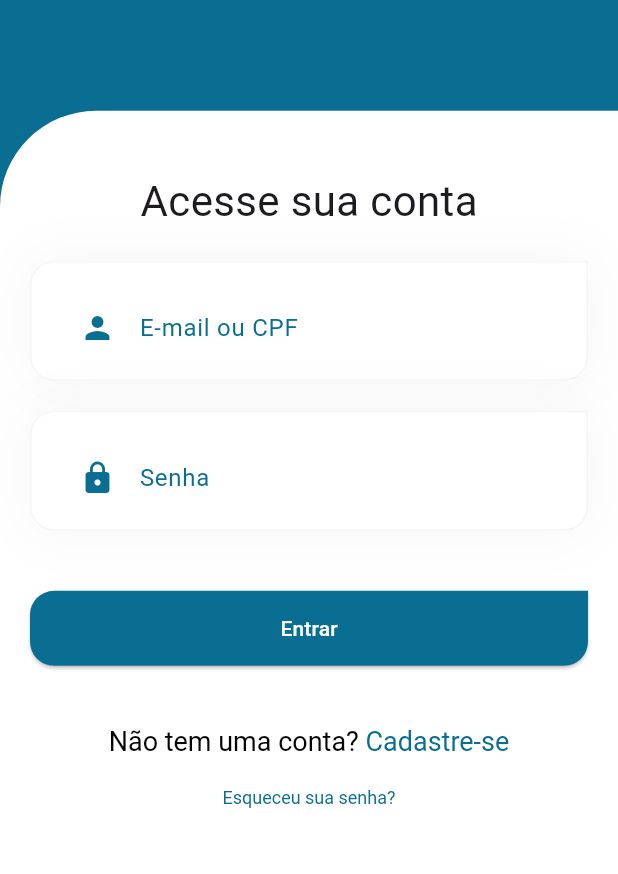
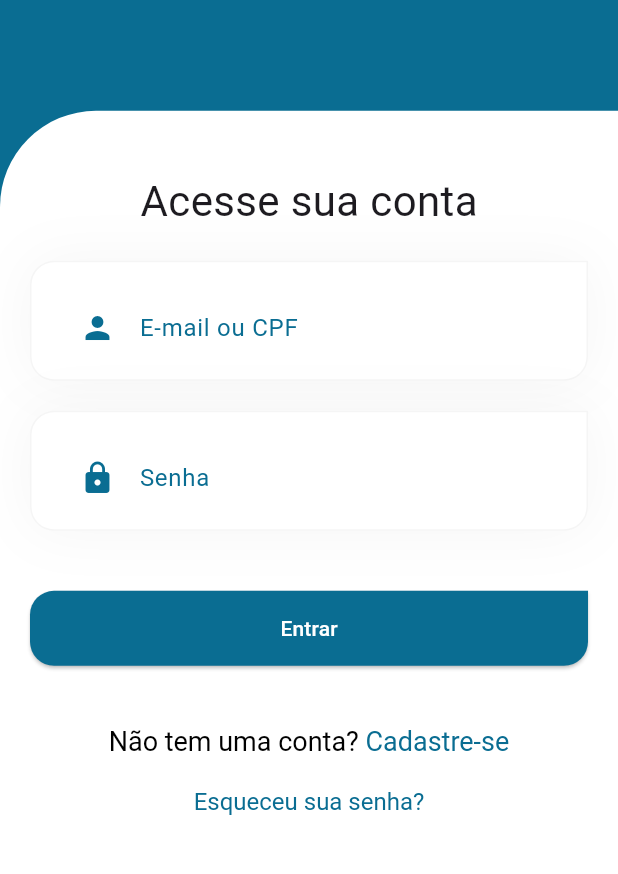
Before and after one commit to rafaelmaestro/flutter_srpg_app, a Flutter app: the screen it shows after launch, on a phone screen of 412 x 824 dp, the part 260-1134 px from its top. Run offline on Flutter 3.47's test engine with Material 3 defaults, Android fonts, the phone set to English and light mode, and no system bars; our stand-ins replace camera, datetime_picker_formfield, device_info_plus, geolocator, get, google_maps_flutter and 1 more; missing offline and left inert: flutter_background, flutter_config; statements that could not run were skipped.

Commit message:
chore: aumenta tamanho da fonte no texto de esqueceu senha

```diff
--- a/lib/pages/login/login_page.dart
+++ b/lib/pages/login/login_page.dart
@@ -189,7 +189,7 @@ class _LogInState extends State<LogIn> {
                             RichText(
                               text: TextSpan(
                                 style: const TextStyle(
-                                    fontSize: 12, color: Colors.black),
+                                    fontSize: 16, color: Colors.black),
                                 children: <TextSpan>[
                                   TextSpan(
                                     text: 'Esqueceu sua senha?',
```
